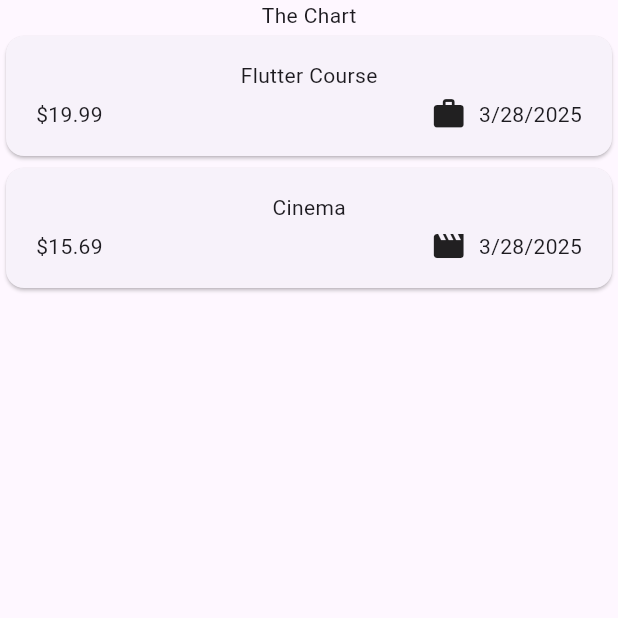
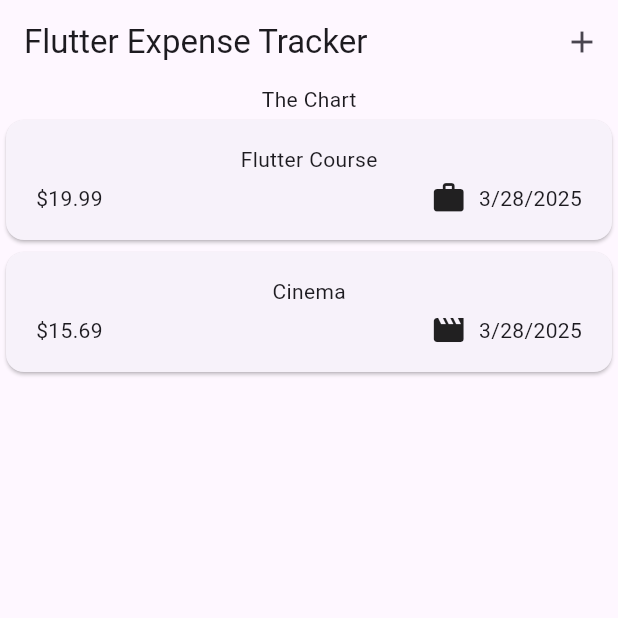
Before and after one commit to joehfree/academind-flutter-course, a Flutter app: the screen it shows after launch, on a phone screen of 412 x 824 dp, the top half of it. Run offline on Flutter 3.47's test engine with Material 3 defaults, Android fonts, the phone set to English and light mode, and no system bars; our stand-ins replace google_fonts.

Commit message:
Lecture 106:  Setting an AppBar with a Title & Actions
Added an AppBar to our Scaffold.  The AppBar is a special widget that automatically reserves the space needed at the top of the screen for the camera and other system icons.

```diff
--- a/expense_tracker/lib/widgets/expenses.dart
+++ b/expense_tracker/lib/widgets/expenses.dart
@@ -1,6 +1,6 @@
-import 'package:expense_tracker/widgets/expenses_list/expenses_list.dart';
 import 'package:flutter/material.dart';
 import 'package:expense_tracker/models/expense.dart';
+import 'package:expense_tracker/widgets/expenses_list/expenses_list.dart';
 
 class Expenses extends StatefulWidget {
   const Expenses({super.key});
@@ -20,6 +20,14 @@ class _ExpensesState extends State<Expenses> {
   @override
   Widget build(BuildContext context) {
     return Scaffold(
+      appBar: AppBar(
+        title: const Text('Flutter Expense Tracker'),
+        actions: [
+          IconButton(
+            onPressed: () {},
+            icon: Icon(Icons.add)),
+        ],
+      ),
       body: Column(
         children: [
           const Text('The Chart'),
```
